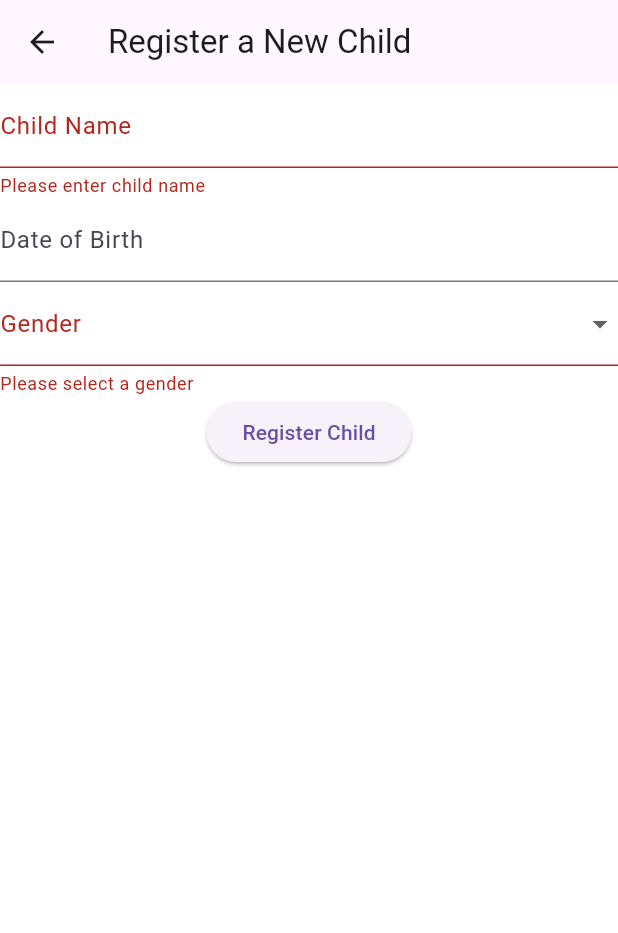
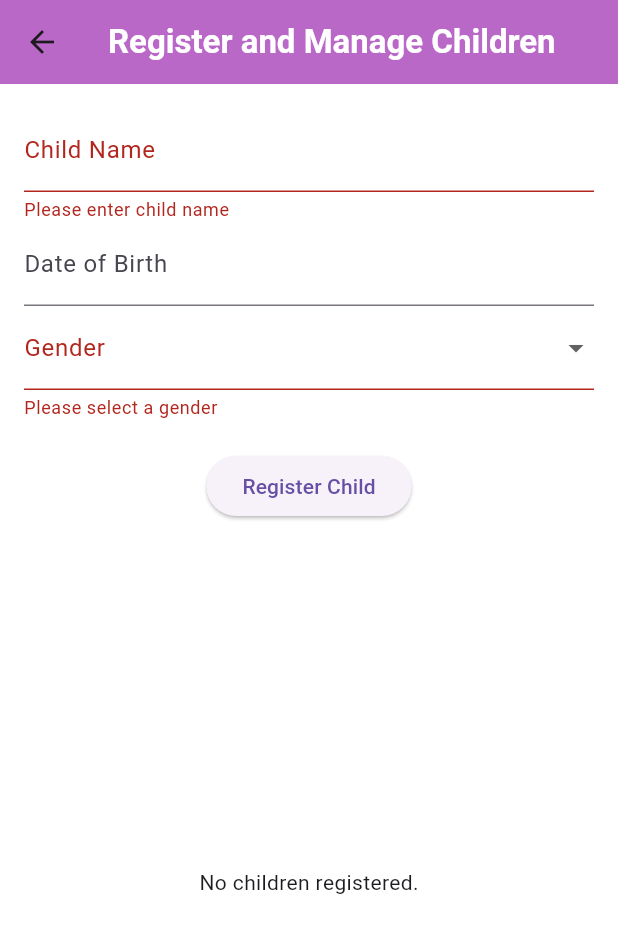
Before and after one commit to deemaoaloufi/KidCoin_App, a Flutter app: the ChildRegistrationForm screen opened directly, after a tap on "Register Child", on a phone screen of 412 x 824 dp. Shown: the top 933 px of the screen. Run offline on Flutter 3.47's test engine with Material 3 defaults, Android fonts, the light colour scheme and no system bars; our stand-ins replace cloud_firestore, firebase_auth, firebase_core; accounts and stored records are empty.

Commit message:
Changes Made!

```diff
--- a/lib/methods/child_registration.dart
+++ b/lib/methods/child_registration.dart
@@ -1,10 +1,10 @@
 import 'package:flutter/material.dart';
-import '../services/child_service.dart';
+import 'package:cloud_firestore/cloud_firestore.dart';
+import '../services/child_service.dart'; // Assuming the service exists for Firestore interactions
 
 class ChildRegistrationForm extends StatefulWidget {
-  final String parentId; // Add parentId as a field
+  final String parentId;
 
-  // Update constructor to require parentId
   ChildRegistrationForm({required this.parentId});
 
   @override
@@ -17,34 +17,56 @@ class _ChildRegistrationState extends State<ChildRegistrationForm> {
   DateTime? _dateOfBirth;
   String _gender = '';
   final TextEditingController _dobController = TextEditingController();
+  bool _isLoading = false;
+  String? _editingChildId; // To track if we are editing a child
 
-  void _submitForm() async {
+  Future<void> _submitForm() async {
   if (_formKey.currentState!.validate()) {
     _formKey.currentState!.save();
 
-      // Create a map for child data
     Map<String, dynamic> childData = {
       'name': _name,
-        'dateOfBirth': _dateOfBirth?.toIso8601String(), // Store date as string
+      'dateOfBirth': _dateOfBirth?.toIso8601String(),
       'gender': _gender,
-        'parentId': widget.parentId, // Use the passed parent ID
+      'parentId': widget.parentId,
     };
 
+    setState(() {
+      _isLoading = true;
+    });
+
     try {
-        await ChildService().addChild(childData);
+      if (_editingChildId == null) {
+        // Create a new document in Firestore
+        await ChildService().addChild(childData); // No need to capture DocumentReference
+        // After adding, you may want to fetch the newly created child to get its ID
+        // or you can manage childId directly within the addChild method if needed.
+      } else {
+        // Update existing child by childId
+        await ChildService().updateChild(_editingChildId!, childData);
+      }
 
       ScaffoldMessenger.of(context).showSnackBar(
-          const SnackBar(content: Text('Child registered successfully!')),
+        const SnackBar(content: Text('Child saved successfully!')),
       );
+
+      _formKey.currentState!.reset();
+      _dobController.clear();
+      _editingChildId = null; // Reset the editing state
     } catch (e) {
-        print('Failed to add child: $e');
       ScaffoldMessenger.of(context).showSnackBar(
-          SnackBar(content: Text('Failed to register child: $e')),
+        SnackBar(content: Text('Failed to save child: $e')),
       );
+    } finally {
+      setState(() {
+        _isLoading = false;
+      });
     }
   }
 }
 
+
+  // Pick date method
   Future<void> _pickDate(BuildContext context) async {
     final DateTime? picked = await showDatePicker(
       context: context,
@@ -61,17 +83,43 @@ class _ChildRegistrationState extends State<ChildRegistrationForm> {
     }
   }
 
+  // Populate form for editing a child
+  void _populateFormForEdit(DocumentSnapshot doc) {
+    setState(() {
+      _name = doc['name'];
+      _dateOfBirth = DateTime.parse(doc['dateOfBirth']);
+      _dobController.text = _dateOfBirth!.toIso8601String().split('T')[0];
+      _gender = doc['gender'];
+      _editingChildId = doc.id; // Set editingChildId for updating the correct child
+    });
+  }
+
   @override
 Widget build(BuildContext context) {
   return Scaffold(
-      appBar: AppBar(title: Text('Register a New Child')),
-      body: Form(
+    appBar: AppBar(
+      title: Text(
+        'Register and Manage Children',
+        style: TextStyle(
+          fontWeight: FontWeight.bold, // Make the title bold
+          color: Colors.white, // Set the title color to white
+        ),
+      ),
+      backgroundColor: Colors.purple[300], // Set the AppBar background color
+    ),
+    body: Padding(
+      padding: const EdgeInsets.all(16.0),
+        child: Column(
+          children: [
+            Form(
               key: _formKey,
               child: Column(
                 children: [
                   TextFormField(
+                    initialValue: _name,
                     decoration: InputDecoration(labelText: 'Child Name'),
-              validator: (value) => value!.isEmpty ? 'Please enter child name' : null,
+                    validator: (value) =>
+                        value!.isEmpty ? 'Please enter child name' : null,
                     onSaved: (value) => _name = value!,
                   ),
                   TextFormField(
@@ -81,22 +129,83 @@ class _ChildRegistrationState extends State<ChildRegistrationForm> {
                     onTap: () => _pickDate(context),
                   ),
                   DropdownButtonFormField<String>(
+                    value: _gender.isEmpty ? null : _gender,
                     decoration: InputDecoration(labelText: 'Gender'),
                     items: ['Male', 'Female']
-                  .map((gender) => DropdownMenuItem(value: gender, child: Text(gender)))
+                        .map((gender) => DropdownMenuItem(
+                            value: gender, child: Text(gender)))
                         .toList(),
-              onChanged: (value) => _gender = value!,
-              validator: (value) => value == null ? 'Please select a gender' : null,
+                    onChanged: (value) => setState(() {
+                      _gender = value!;
+                    }),
+                    validator: (value) =>
+                        value == null ? 'Please select a gender' : null,
                   ),
-            ElevatedButton(
+                  const SizedBox(height: 20),
+                  _isLoading
+                      ? CircularProgressIndicator()
+                      : ElevatedButton(
                           onPressed: _submitForm,
-              child: Text('Register Child'),
+                          child: Text(_editingChildId == null
+                              ? 'Register Child'
+                              : 'Update Child'),
                         ),
                 ],
               ),
             ),
+            const SizedBox(height: 20),
+            Expanded(
+  child: StreamBuilder<QuerySnapshot>(
+    stream: FirebaseFirestore.instance
+        .collection('children')
+        .where('parentId', isEqualTo: widget.parentId)
+        .snapshots(),
+    builder: (context, snapshot) {
+      if (!snapshot.hasData) {
+        return Center(child: CircularProgressIndicator());
+      }
+
+      if (snapshot.data!.docs.isEmpty) {
+        return Center(child: Text('No children registered.'));
+      }
+
+      return ListView(
+        children: snapshot.data!.docs.map((doc) {
+          return ListTile(
+            title: Text(doc['name']),
+            subtitle: Text(
+                "Child ID: ${doc['childId']} | DOB: ${doc['dateOfBirth']} | Gender: ${doc['gender']}"), // Include Child ID here
+            trailing: Row(
+              mainAxisSize: MainAxisSize.min,
+              children: [
+                IconButton(
+                  icon: Icon(Icons.edit),
+                  onPressed: () {
+                    _populateFormForEdit(doc);
+                  },
+                ),
+                IconButton(
+                  icon: Icon(Icons.delete),
+                  onPressed: () async {
+                    await ChildService().deleteChild(doc.id);
+                    ScaffoldMessenger.of(context).showSnackBar(
+                      SnackBar(content: Text('Child deleted')),
+                    );
+                  },
+                ),
+              ],
+            ),
+          );
+        }).toList(),
+      );
+    },
+  ),
+),
+
+          ],
+        ),
+      ),
       backgroundColor: Colors.white, // Set background color to white
-
     );
   }
 }
```
Also changed, not shown: lib/methods/id_generator.dart (deleted, +0 -10 lines), lib/services/child_service.dart (+32 -6 lines). Lines whose indentation alone changed are shown as unchanged.
